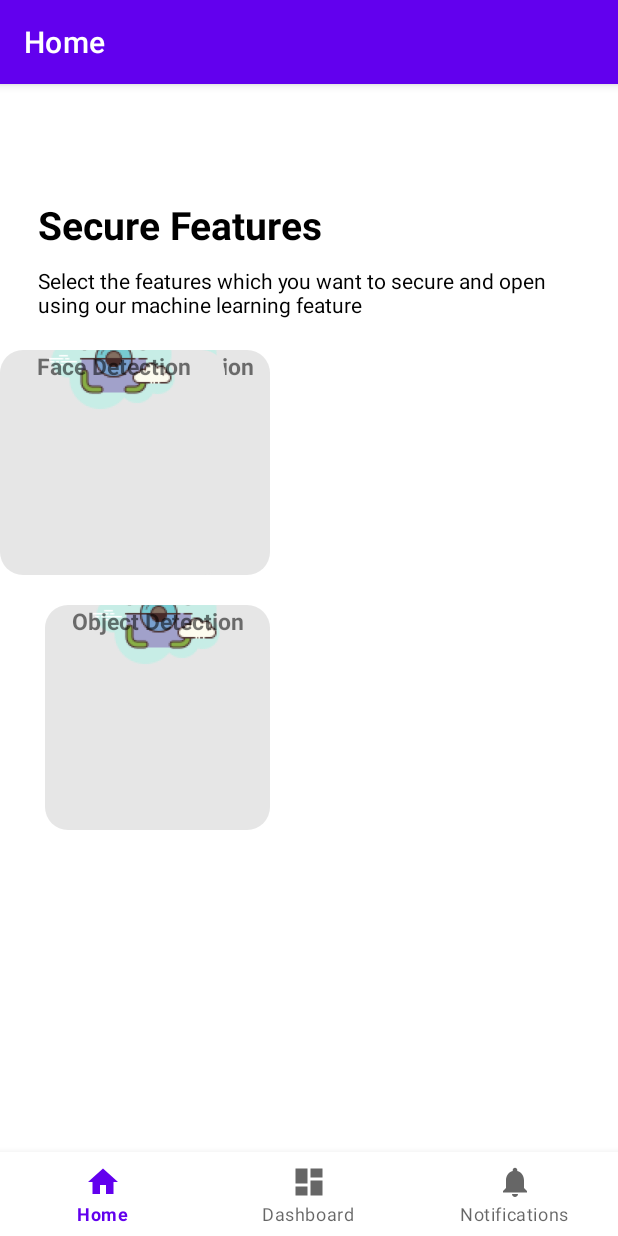
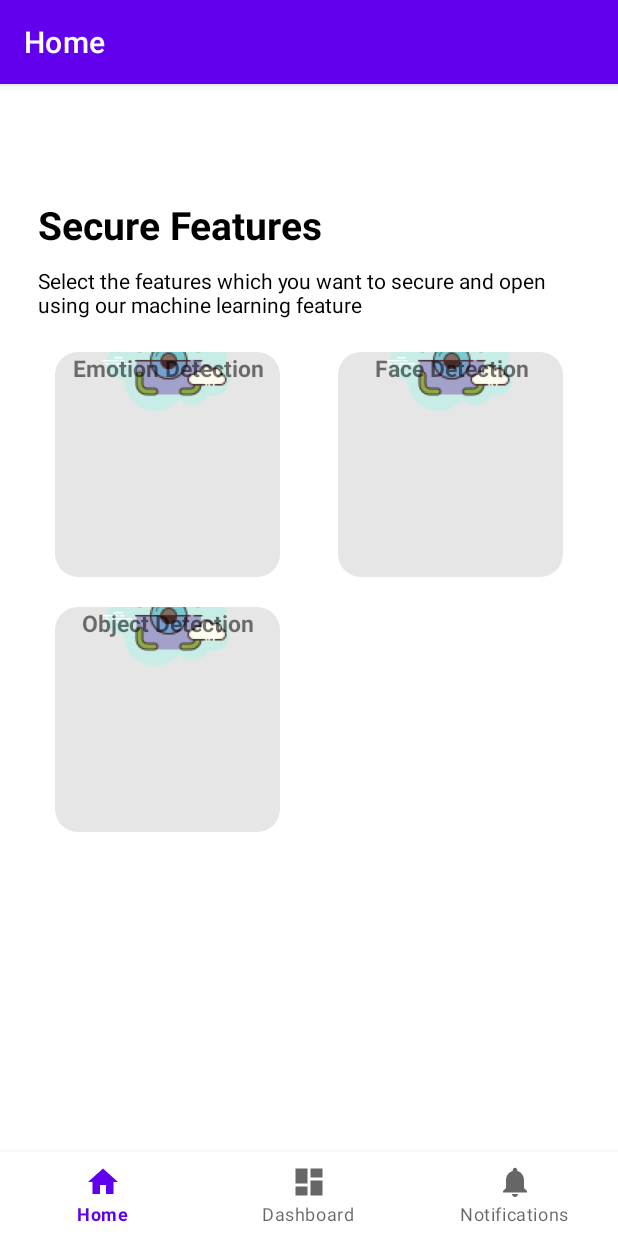
Before and after one commit to rithysokha/emootional-detection-with-gg-ml-kit, an Android app: the screen it shows after launch (MainActivity), on a phone screen of 412 x 824 dp. Run offline under Robolectric (Android 15) with nearby library versions, the light colour scheme and no system bars; our stand-ins replace navigation-ui.

Commit message:
fix_function_menu_xml_update

```diff
--- a/app/src/main/res/layout/fragment_home.xml
+++ b/app/src/main/res/layout/fragment_home.xml
@@ -15,42 +15,6 @@
         app:layout_constraintHorizontal_bias="0.0"
         app:layout_constraintStart_toStartOf="parent"
         app:layout_constraintTop_toTopOf="parent">
-
-        <androidx.constraintlayout.widget.ConstraintLayout
-            android:id="@+id/object_detection"
-            android:layout_width="150dp"
-            android:layout_height="150dp"
-            android:layout_marginStart="30dp"
-            android:layout_marginTop="20dp"
-            android:background="@drawable/rounded_circle"
-            app:layout_constraintStart_toStartOf="parent"
-            app:layout_constraintTop_toBottomOf="@+id/emotion_menu">
-
-            <ImageView
-                android:id="@+id/camera1"
-                android:layout_width="140dp"
-                android:layout_height="100dp"
-                android:layout_marginTop="5dp"
-                android:contentDescription="camera_image_photo"
-                android:src="@drawable/camera_image"
-                app:layout_constraintBottom_toTopOf="@id/object"
-                app:layout_constraintEnd_toEndOf="parent"
-                app:layout_constraintStart_toStartOf="parent"
-                app:layout_constraintTop_toTopOf="parent" />
-
-            <TextView
-                android:id="@+id/object"
-                android:layout_width="wrap_content"
-                android:layout_height="wrap_content"
-                android:text="Object Detection"
-                android:textSize="15sp"
-                android:textStyle="bold"
-                app:layout_constraintEnd_toEndOf="parent"
-                app:layout_constraintHorizontal_bias="0.518"
-                app:layout_constraintStart_toStartOf="parent"
-                tools:ignore="DuplicateIds,MissingConstraints"
-                tools:layout_editor_absoluteY="114dp" />
-        </androidx.constraintlayout.widget.ConstraintLayout>
 
         <TextView
             android:id="@+id/secure_text"
@@ -79,14 +43,100 @@
             app:layout_constraintTop_toBottomOf="@+id/secure_text" />
 
         <androidx.constraintlayout.widget.ConstraintLayout
+            android:id="@+id/function_layout"
+            android:layout_width="409dp"
+            android:layout_height="628dp"
+            android:layout_marginHorizontal="20dp"
+            app:layout_constraintBottom_toBottomOf="parent"
+            app:layout_constraintEnd_toEndOf="parent"
+            app:layout_constraintStart_toStartOf="parent"
+            app:layout_constraintTop_toBottomOf="@+id/description">
+
+            <androidx.constraintlayout.widget.ConstraintLayout
+                android:id="@+id/object_detection"
+                android:layout_width="150dp"
+                android:layout_height="150dp"
+                android:layout_marginStart="35dp"
+                android:layout_marginTop="20dp"
+                android:background="@drawable/rounded_circle"
+                app:layout_constraintStart_toStartOf="parent"
+                app:layout_constraintTop_toBottomOf="@+id/emotion_menu"
+                tools:ignore="TextSizeCheck">
+
+                <ImageView
+                    android:id="@+id/camera1"
+                    android:layout_width="140dp"
+                    android:layout_height="100dp"
+                    android:layout_marginTop="5dp"
+                    android:contentDescription="camera_image_photo"
+                    android:src="@drawable/camera_image"
+                    app:layout_constraintBottom_toTopOf="@id/object"
+                    app:layout_constraintEnd_toEndOf="parent"
+                    app:layout_constraintStart_toStartOf="parent"
+                    app:layout_constraintTop_toTopOf="parent" />
+
+                <TextView
+                    android:id="@+id/object"
+                    android:layout_width="wrap_content"
+                    android:layout_height="wrap_content"
+                    android:text="Object Detection"
+                    android:textSize="15sp"
+                    android:textStyle="bold"
+                    app:layout_constraintEnd_toEndOf="parent"
+                    app:layout_constraintHorizontal_bias="0.518"
+                    app:layout_constraintStart_toStartOf="parent"
+                    tools:ignore="DuplicateIds,MissingConstraints"
+                    tools:layout_editor_absoluteY="114dp" />
+            </androidx.constraintlayout.widget.ConstraintLayout>
+
+            <androidx.constraintlayout.widget.ConstraintLayout
+                android:id="@+id/face_detection"
+                android:layout_width="150dp"
+                android:layout_height="150dp"
+                android:layout_marginTop="30dp"
+                android:layout_marginEnd="35dp"
+                android:background="@drawable/rounded_circle"
+                app:layout_constraintEnd_toEndOf="parent"
+                app:layout_constraintTop_toTopOf="parent"
+                tools:ignore="MissingConstraints">
+
+                <ImageView
+                    android:id="@+id/camera3"
+                    android:layout_width="140dp"
+                    android:layout_height="100dp"
+                    android:layout_marginTop="5dp"
+                    android:contentDescription="camera_image_photo"
+                    android:src="@drawable/camera_image"
+                    app:layout_constraintBottom_toTopOf="@id/face"
+                    app:layout_constraintEnd_toEndOf="parent"
+                    app:layout_constraintStart_toStartOf="parent"
+                    app:layout_constraintTop_toTopOf="parent"
+                    tools:ignore="DuplicateIds" />
+
+                <TextView
+                    android:id="@+id/face"
+                    android:layout_width="wrap_content"
+                    android:layout_height="wrap_content"
+                    android:text="Face Detection"
+                    android:textSize="15sp"
+                    android:textStyle="bold"
+                    app:layout_constraintEnd_toEndOf="parent"
+                    app:layout_constraintHorizontal_bias="0.518"
+                    app:layout_constraintStart_toStartOf="parent"
+                    tools:ignore="DuplicateIds,MissingConstraints"
+                    tools:layout_editor_absoluteY="114dp" />
+            </androidx.constraintlayout.widget.ConstraintLayout>
+
+            <androidx.constraintlayout.widget.ConstraintLayout
                 android:id="@+id/emotion_menu"
                 android:layout_width="150dp"
                 android:layout_height="150dp"
-            android:layout_marginStart="30dp"
-            android:layout_marginTop="20dp"
+                android:layout_marginStart="35dp"
+                android:layout_marginTop="30dp"
                 android:background="@drawable/rounded_circle"
                 app:layout_constraintStart_toStartOf="parent"
-            app:layout_constraintTop_toBottomOf="@id/description">
+                app:layout_constraintTop_toTopOf="parent"
+                tools:ignore="TextSizeCheck">
 
                 <ImageView
                     android:id="@+id/camera2"
@@ -114,42 +164,7 @@
                     tools:ignore="DuplicateIds,MissingConstraints"
                     tools:layout_editor_absoluteY="114dp" />
             </androidx.constraintlayout.widget.ConstraintLayout>
+        </androidx.constraintlayout.widget.ConstraintLayout>
 
-        <androidx.constraintlayout.widget.ConstraintLayout
-            android:id="@+id/face_detection"
-            android:layout_width="150dp"
-            android:layout_height="150dp"
-            android:layout_marginTop="20dp"
-            android:background="@drawable/rounded_circle"
-            app:layout_constraintTop_toBottomOf="@+id/description"
-            tools:ignore="MissingConstraints"
-            tools:layout_editor_absoluteX="215dp">
-
-            <ImageView
-                android:id="@+id/camera3"
-                android:layout_width="140dp"
-                android:layout_height="100dp"
-                android:layout_marginTop="5dp"
-                android:contentDescription="camera_image_photo"
-                android:src="@drawable/camera_image"
-                app:layout_constraintBottom_toTopOf="@id/face"
-                app:layout_constraintEnd_toEndOf="parent"
-                app:layout_constraintStart_toStartOf="parent"
-                app:layout_constraintTop_toTopOf="parent"
-                tools:ignore="DuplicateIds" />
-
-            <TextView
-                android:id="@+id/face"
-                android:layout_width="wrap_content"
-                android:layout_height="wrap_content"
-                android:text="Face Detection"
-                android:textSize="15sp"
-                android:textStyle="bold"
-                app:layout_constraintEnd_toEndOf="parent"
-                app:layout_constraintHorizontal_bias="0.518"
-                app:layout_constraintStart_toStartOf="parent"
-                tools:ignore="DuplicateIds,MissingConstraints"
-                tools:layout_editor_absoluteY="114dp" />
     </androidx.constraintlayout.widget.ConstraintLayout>
 </androidx.constraintlayout.widget.ConstraintLayout>
-</androidx.constraintlayout.widget.ConstraintLayout>
```
Lines whose indentation alone changed are shown as unchanged.
